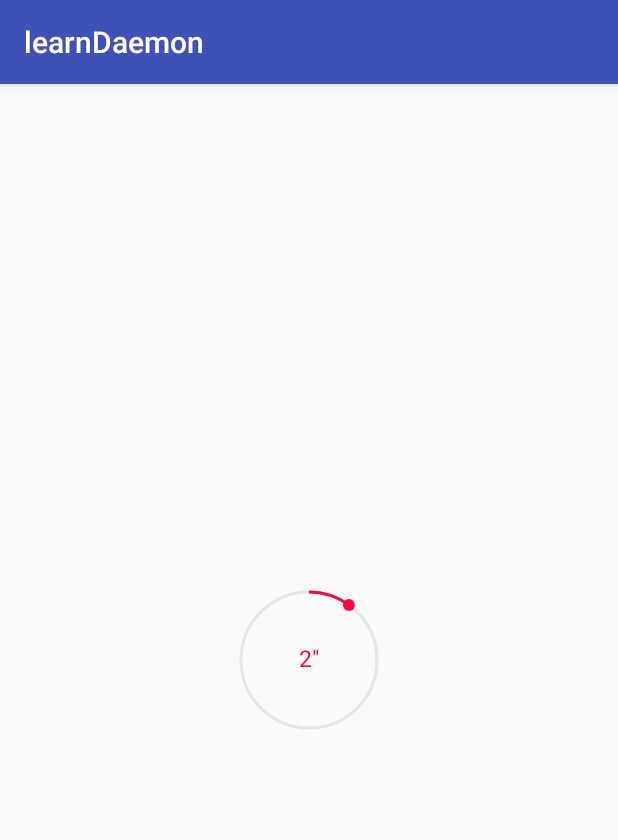
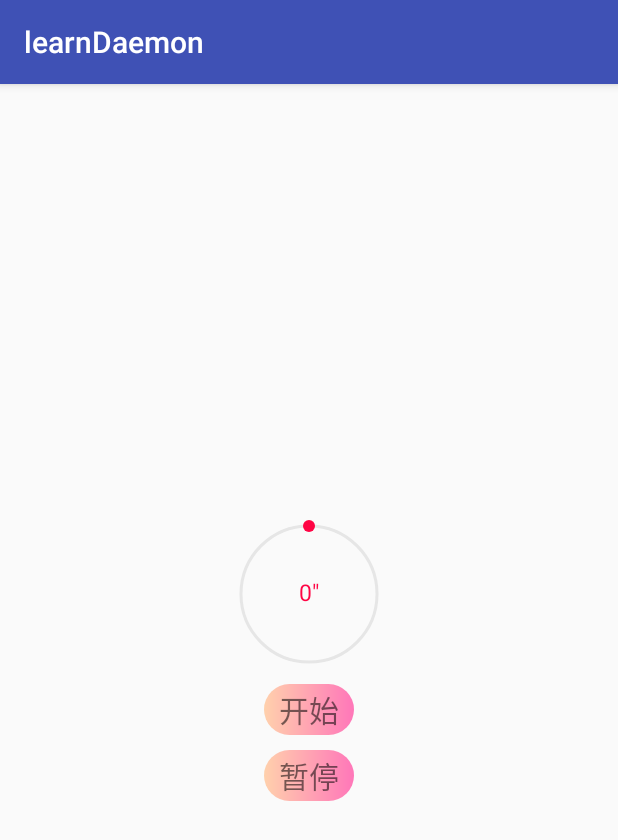
Before and after one commit to 15968105952/AndroidStudy, an Android app: the ProgressActivity screen opened directly, with no data from a screen before it, on a phone screen of 412 x 824 dp. Shown: the top 840 px of the screen. Run offline under Robolectric (Android 15) with nearby library versions, the phone set to English and light mode, and no system bars; our stand-ins replace ButterKnife.

Commit message:
优化自定义进度条，并做注释

```diff
--- a/app/build.gradle
+++ b/app/build.gradle
@@ -62,12 +62,14 @@ dependencies {
     implementation 'com.android.support:recyclerview-v7:26.1.0'
     implementation  'com.squareup.okhttp3:okhttp:3.4.2'
     implementation  'com.google.code.gson:gson:2.8.5'
+    implementation 'com.jakewharton:butterknife:8.4.0'
+    annotationProcessor 'com.jakewharton:butterknife-compiler:8.4.0'
     //360插件化
 //    implementation 'com.qihoo360.replugin:replugin-host-lib:2.3.1'
     testImplementation 'junit:junit:4.12'
     androidTestImplementation 'com.android.support.test:runner:1.0.1'
     androidTestImplementation 'com.android.support.test.espresso:espresso-core:3.0.1'
     //butterknife插件
-    implementation 'com.jakewharton:butterknife:8.2.1'
-    annotationProcessor 'com.jakewharton:butterknife-compiler:8.2.1'
+//    implementation 'com.jakewharton:butterknife:8.2.1'
+//    annotationProcessor 'com.jakewharton:butterknife-compiler:8.2.1'
 }
--- a/app/src/main/AndroidManifest.xml
+++ b/app/src/main/AndroidManifest.xml
@@ -99,6 +99,12 @@
             android:configChanges="keyboardHidden|orientation|locale"
             android:screenOrientation="portrait"
             android:windowSoftInputMode="adjustResize" />
+        <!-- 多线程安全处理 -->
+        <activity
+            android:name=".activity.MultithreadingActivity"
+            android:configChanges="keyboardHidden|orientation|locale"
+            android:screenOrientation="portrait"
+            android:windowSoftInputMode="adjustResize" />
         <activity android:name=".activity.MainActivity">
             <intent-filter>
                 <action android:name="android.intent.action.MAIN" />
--- a/app/src/main/java/com/lahm/learndaemon/activity/MainActivity.java
+++ b/app/src/main/java/com/lahm/learndaemon/activity/MainActivity.java
@@ -75,6 +75,8 @@ public class MainActivity extends BaseActivity {
         classes.add(GsonActivity.class);
         list.add("自定义控件");
         classes.add(CustomControlActivity.class);
+        list.add("多线程");
+        classes.add(MultithreadingActivity.class);
     }
 
     public static boolean isAPPALive(Context mContext, String packageName) {
--- a/app/src/main/java/com/lahm/learndaemon/activity/ProgressActivity.java
+++ b/app/src/main/java/com/lahm/learndaemon/activity/ProgressActivity.java
@@ -2,28 +2,57 @@ package com.lahm.learndaemon.activity;
 
 import android.os.Bundle;
 import android.support.annotation.Nullable;
+import android.view.View;
+import android.widget.TextView;
 
 import com.lahm.learndaemon.R;
 import com.lahm.learndaemon.view.CircleProgress;
 
 import butterknife.BindView;
 import butterknife.ButterKnife;
+import butterknife.OnClick;
 
 public class ProgressActivity extends BaseActivity {
     @BindView(R.id.progress)
     CircleProgress progress;
+    @BindView(R.id.tv_start)
+    TextView tvStart;
+    @BindView(R.id.tv_pause)
+    TextView tvPause;
 
     @Override
     protected void onCreate(@Nullable Bundle savedInstanceState) {
         super.onCreate(savedInstanceState);
         setContentView(R.layout.activity_progress);
         ButterKnife.bind(this);
-        progress.start();
         progress.setOnProgressListener(new CircleProgress.onProgressListener() {
             @Override
             public void onMaxProgress() {
 
             }
         });
+        setPauseState();
+    }
+
+    private void setPauseState() {
+        if(progress.isPause()){
+            tvPause.setText("开始");
+        }else {
+            tvPause.setText("暂停");
+        }
+    }
+
+    @OnClick({R.id.tv_start, R.id.tv_pause})
+    public void onViewClicked(View view) {
+        switch (view.getId()) {
+            case R.id.tv_start:
+                progress.start();
+                tvStart.setVisibility(View.GONE);
+                break;
+            case R.id.tv_pause:
+                progress.togglePause();
+                setPauseState();
+                break;
+        }
     }
 }
--- a/app/src/main/java/com/lahm/learndaemon/view/CircleProgress.java
+++ b/app/src/main/java/com/lahm/learndaemon/view/CircleProgress.java
@@ -24,12 +24,12 @@ import java.util.TimerTask;
  * Description: 圆形进度条
  */
 public class CircleProgress extends AppCompatTextView {
-   Handler handler=new android.os.Handler(){
-       @Override
-       public void handleMessage(Message msg) {
-           invalidate();
-       }
-       };
+    Handler handler = new android.os.Handler() {
+        @Override
+        public void handleMessage(Message msg) {
+            invalidate();
+        }
+    };
 
     public CircleProgress(Context context) {
         super(context);
@@ -80,6 +80,10 @@ public class CircleProgress extends AppCompatTextView {
         int height = getHeight();
         int cX = width / 2;
         int cY = height / 2;
+      /* 半径radiu是在中间，边框ring_width我们可以想象是从圆外添加一半ring_width/2，
+         再向圆内填充一半ring_width/2：radis_point为进度圆的半径，这样写半径可以使控件
+         充满全屏，同时四边不会展示不全
+         */
         int radiu = cX - radis_point - ring_width / 2;
         //画环背景
         mProgressPaint.setColor(progressBgColor);
@@ -102,8 +106,11 @@ public class CircleProgress extends AppCompatTextView {
 
         //画 文字
         txt_progress = progress + "″";
+        //得到字符串的长度
         float textW = mTextPaint.measureText(txt_progress);
+        //得到字符串的高度
         float textH = (mTextPaint.getFontMetrics().descent - mTextPaint.getFontMetrics().ascent) / 2;
+        //确定字体居中
         float textX = width / 2 - textW / 2;
         float textY = height / 2 + textH / 2;
 
@@ -130,7 +137,7 @@ public class CircleProgress extends AppCompatTextView {
             @Override
             public void run() {
                 if (progress >= MAX_PROGRESS) {
-                    if(listener!=null)listener.onMaxProgress();
+                    if (listener != null) listener.onMaxProgress();
                     stop();
                     return;
                 }
@@ -185,19 +192,19 @@ public class CircleProgress extends AppCompatTextView {
         timerTask = null;
         if (timer != null) timer.cancel();
         timer = null;
-        if(null!=handler){
+        if (null != handler) {
             handler.removeMessages(100);
-            handler=null;
+            handler = null;
         }
     }
 
-    private onProgressListener listener ;
+    private onProgressListener listener;
 
     public void setOnProgressListener(onProgressListener listener) {
         this.listener = listener;
     }
 
-    public interface onProgressListener{
+    public interface onProgressListener {
         void onMaxProgress();
 
     }
--- a/app/src/main/java/com/lahm/learndaemon/view/ScoreTrend.java
+++ b/app/src/main/java/com/lahm/learndaemon/view/ScoreTrend.java
@@ -180,6 +180,7 @@ public class ScoreTrend extends View {
         drawText(canvas);
         //绘制折线
         drawBrokenLine(canvas);
+        //绘制折线穿过的点
         drawPoint(canvas);
 
 
--- a/app/src/main/res/layout/activity_progress.xml
+++ b/app/src/main/res/layout/activity_progress.xml
@@ -1,18 +1,29 @@
 <?xml version="1.0" encoding="utf-8"?>
 <LinearLayout xmlns:android="http://schemas.android.com/apk/res/android"
     xmlns:app="http://schemas.android.com/apk/res-auto"
-    android:orientation="vertical"
+    android:layout_width="match_parent"
+    android:layout_height="match_parent"
     android:gravity="center"
-    android:layout_width="match_parent"
-    android:layout_height="match_parent">
+    android:orientation="vertical">
 
     <com.lahm.learndaemon.view.CircleProgress
         android:id="@+id/progress"
         android:layout_width="100dp"
         android:layout_height="100dp"
+        android:layout_centerHorizontal="true"
         android:textColor="@color/color_FF0444"
         android:textSize="@dimen/text_15"
-        android:layout_centerHorizontal="true"
 
         ></com.lahm.learndaemon.view.CircleProgress>
+
+    <TextView
+        android:id="@+id/tv_start"
+        style="@style/item_textview"
+        android:text="开始"></TextView>
+
+    <TextView
+        android:id="@+id/tv_pause"
+        style="@style/item_textview"
+        android:text="暂定"></TextView>
+
 </LinearLayout>
```
Also changed, not shown: app/src/main/java/com/lahm/learndaemon/activity/MultithreadingActivity.java (added, +96 -0 lines), app/src/main/res/layout/activity_multithreading.xml (added, +20 -0 lines).
